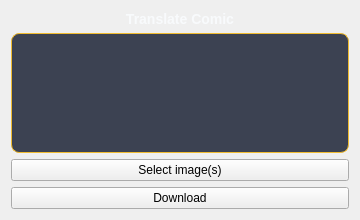
Qt form ui/translate_comic_popup.ui (Le-Van-Long2k/translate-tool) before a commit.
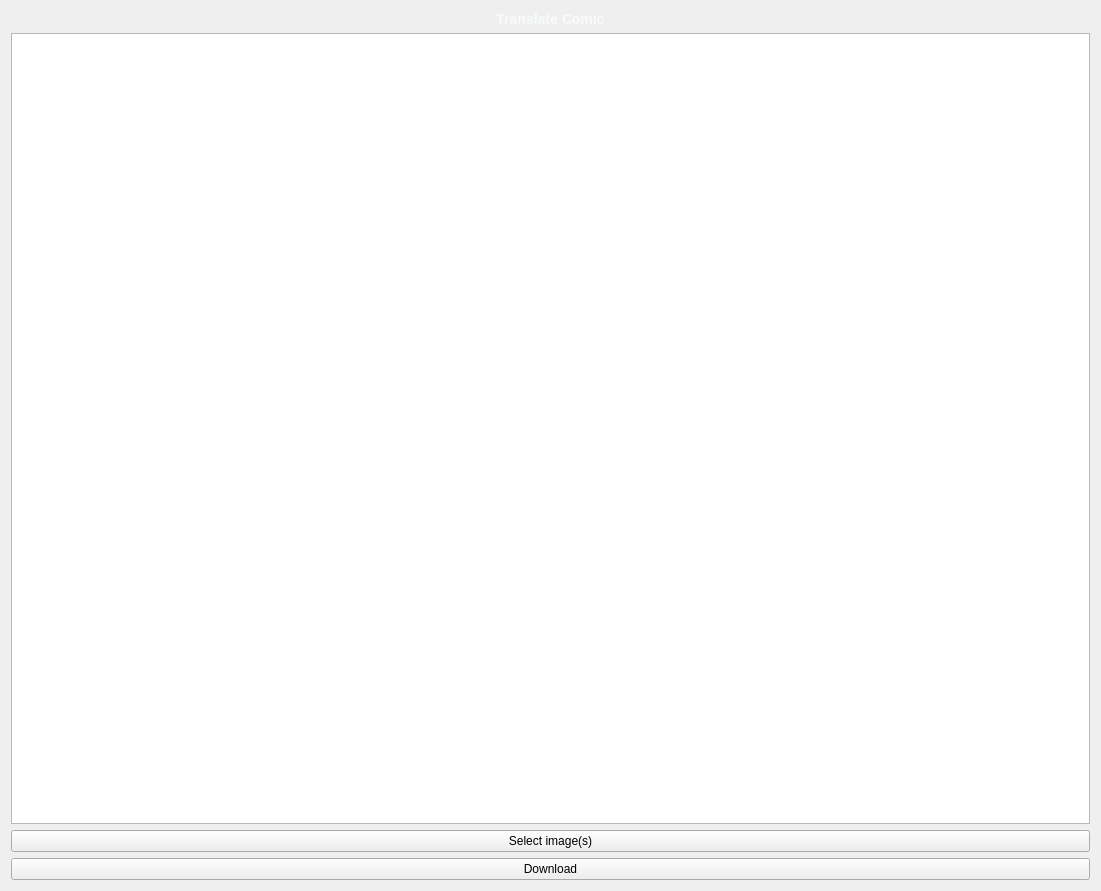
The same form after that commit.

The edit to the form file:
```diff
--- a/ui/translate_comic_popup.ui
+++ b/ui/translate_comic_popup.ui
@@ -6,8 +6,8 @@
    <rect>
     <x>0</x>
     <y>0</y>
-    <width>360</width>
-    <height>220</height>
+    <width>1101</width>
+    <height>891</height>
    </rect>
   </property>
   <property name="windowTitle">
@@ -28,29 +28,7 @@
     </widget>
    </item>
    <item>
-    <widget class="QLabel" name="image_label">
-     <property name="text">
-      <string></string>
-     </property>
-     <property name="alignment">
-      <set>Qt::AlignCenter</set>
-     </property>
-     <property name="sizePolicy">
-      <sizepolicy hsizetype="Expanding" vsizetype="Expanding">
-       <horstretch>0</horstretch>
-       <verstretch>0</verstretch>
-      </sizepolicy>
-     </property>
-     <property name="minimumSize">
-      <size>
-       <width>0</width>
-       <height>0</height>
-      </size>
-     </property>
-     <property name="styleSheet">
-      <string notr="true">background: rgba(15,23,42,0.8); border: 1px solid rgba(251,191,36,0.9); border-radius: 8px;</string>
-     </property>
-    </widget>
+    <widget class="QGraphicsView" name="graphicsView"/>
    </item>
    <item>
     <widget class="QPushButton" name="select_btn">
```
Left out of the diff: 12 changed lines with no effect on the pictures.
